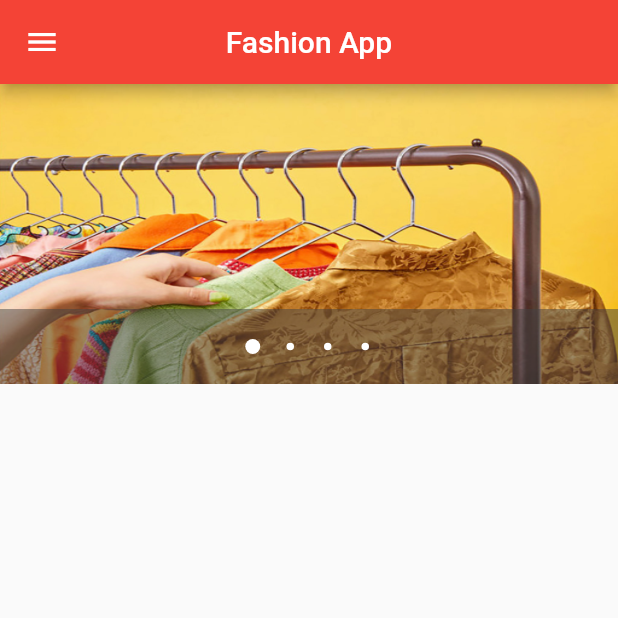
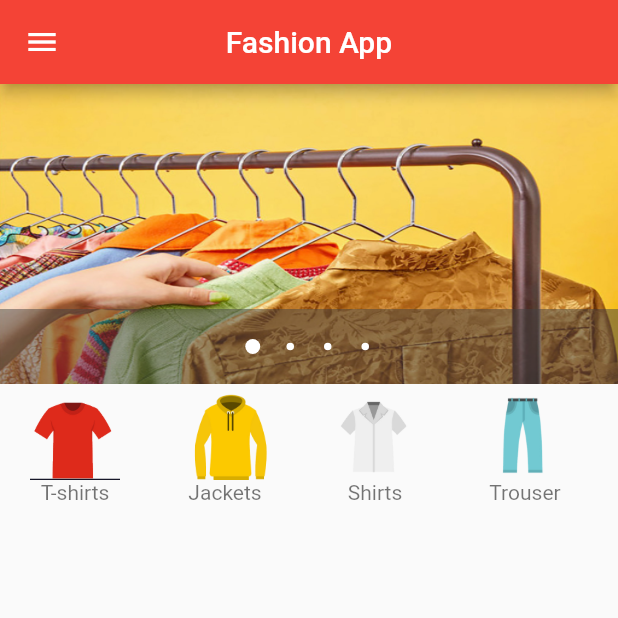
Before and after one commit to MomenF/fashion_app, a Flutter app: the HomePage screen opened by its route, on a phone screen of 412 x 824 dp, the top half of it. Run offline on Flutter 3.47's test engine with Material 2 defaults, Android fonts, the phone set to English and light mode, and no system bars; our stand-ins replace carousel_pro_nullsafety, flutter_spinkit.

Commit message:
Adding Catogries Taps

```diff
--- a/lib/Components/Categories.dart
+++ b/lib/Components/Categories.dart
@@ -2,15 +2,32 @@ import 'package:flutter/cupertino.dart';
 import 'package:flutter/material.dart';
 
 
-class BrandCategory extends StatefulWidget {
+class BrandCategory extends StatelessWidget {
 
-  @override
-  _BrandCategoryState createState() => _BrandCategoryState();
-}
+    late final String imageLocation ;
+    late final String categoryName ;
+    bool onCenter = true;
 
-class _BrandCategoryState extends State<BrandCategory> {
-  @override
+
+  BrandCategory({required this.imageLocation , required this.categoryName,onCenter}){
+    onCenter = this.onCenter;
+  }
+
+
   Widget build(BuildContext context) {
-    return Container();
+    return InkWell(
+      onTap: (){},
+      child: Container(
+        height: 100,
+        width: 100,
+        child: ListTile(
+          title: Image.asset(imageLocation,height: 60,)  ,
+          subtitle: Text(categoryName , textAlign:onCenter? TextAlign.center: null,
+          maxLines: 3,
+
+          ),
+        ),
+      ),
+    );
   }
 }
--- a/lib/MainScreens/home.dart
+++ b/lib/MainScreens/home.dart
@@ -1,3 +1,4 @@
+import 'package:e_commerce_app/Components/Categories.dart';
 import 'package:flutter/cupertino.dart';
 import 'package:flutter/gestures.dart';
 import 'package:flutter/material.dart';
@@ -72,6 +73,43 @@ class _HomePageState extends State<HomePage> {
 
             ),
           ),
+          SingleChildScrollView(
+            scrollDirection: Axis.horizontal,
+            child: Row(
+              mainAxisAlignment: MainAxisAlignment.start,
+              children: [
+                BrandCategory(
+                  categoryName: "T-shirts " ,
+                  imageLocation: "assets/images/T-Shirt.png" ,
+                ),
+                BrandCategory(
+                  categoryName: "Jackets " ,
+                  imageLocation: "assets/images/Jacket.png" ,
+                ),
+                BrandCategory(
+                  categoryName: "Shirts " ,
+                  imageLocation: "assets/images/shirt.png" ,
+                ),
+                BrandCategory(
+                  categoryName: "Trouser " ,
+                  imageLocation: "assets/images/Trouser.png" ,
+                ),
+                BrandCategory(
+                  categoryName: "Babes Dress" ,
+                  imageLocation: "assets/images/girlsBabyDress.jpg" ,
+                ),
+                BrandCategory(
+                  categoryName: "Babes Wear" ,
+                  imageLocation: "assets/images/babesWear.png" ,
+                ),
+                BrandCategory(
+                  categoryName: "Shoes" ,
+                  imageLocation: "assets/images/Shoes.png" ,
+                ),
+
+              ],
+            ),
+          )
         ],
       ),
     );
```
Also changed, not shown: assets/images/Jacket.png (added), assets/images/Shoes.png (added), assets/images/T-Shirt.png (added), assets/images/Trouser.png (added), assets/images/babesWear.png (added), assets/images/girlsBabyDress.jpg (added), assets/images/shirt.png (added).
